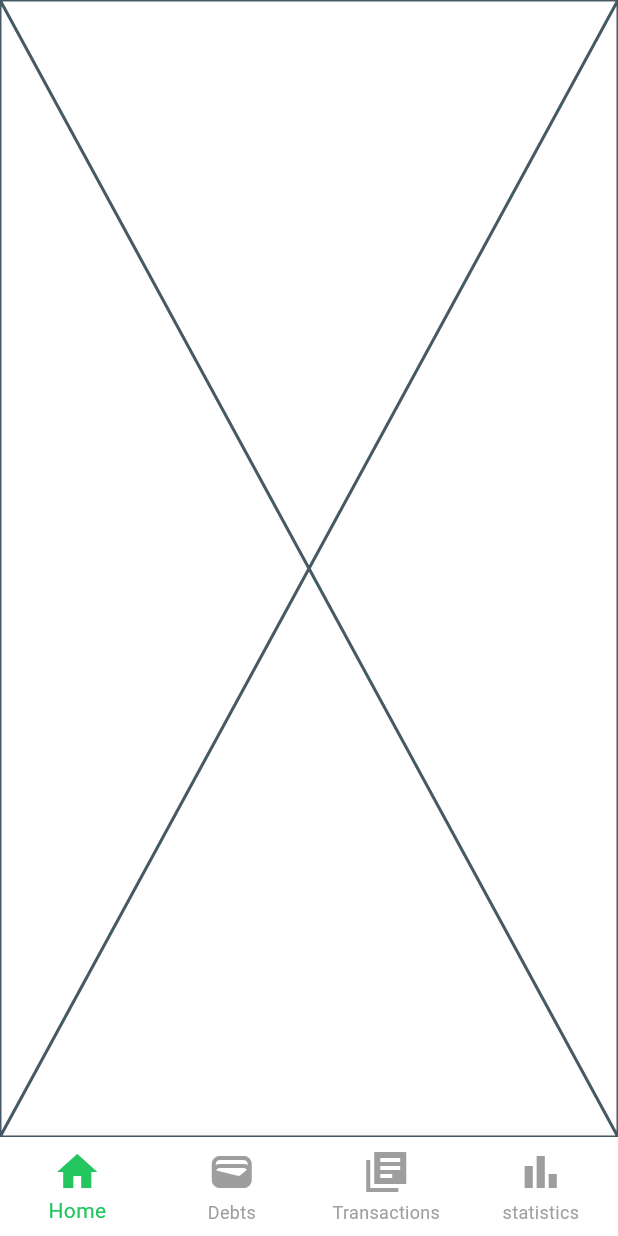
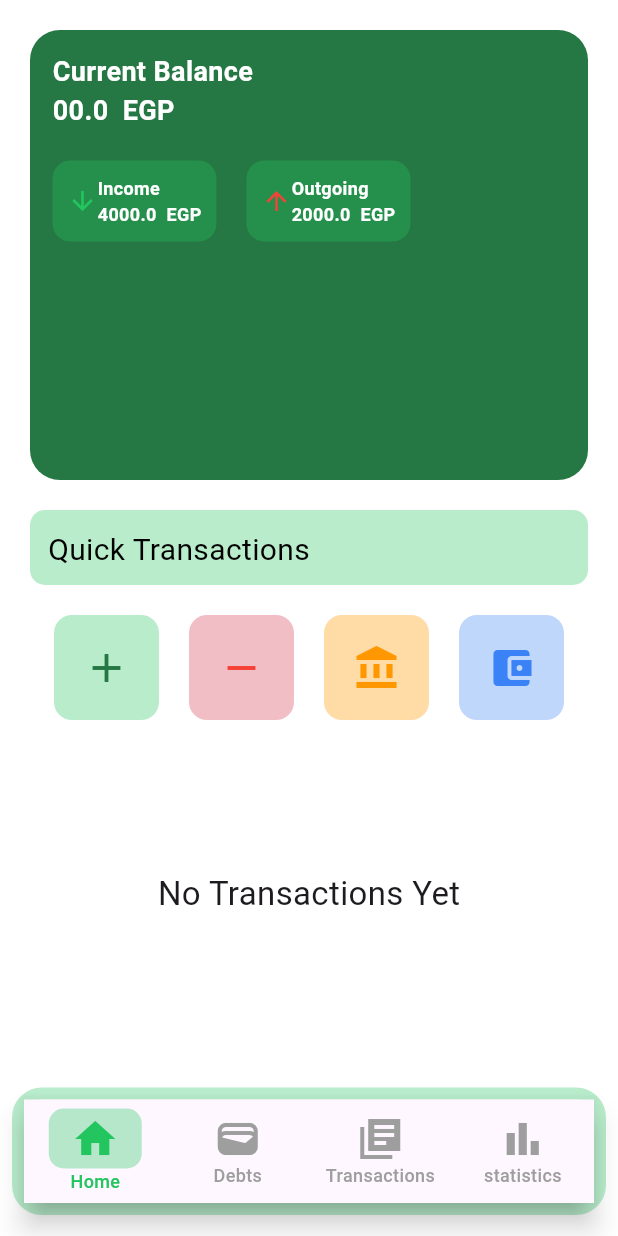
Before and after one commit to ahmedelzek/wallet, a Flutter app: the screen it shows after launch, on a phone screen of 412 x 824 dp. Run offline on Flutter 3.47's test engine with Material 3 defaults, Android fonts, the phone set to English and light mode, and no system bars; our stand-ins replace flutter_native_splash.

Commit message:
Finish home page design.

```diff
--- a/lib/core/resources/app_colors.dart
+++ b/lib/core/resources/app_colors.dart
@@ -3,5 +3,12 @@ import 'dart:ui';
 abstract class AppColors{
 
   static const Color  greenColor = Color (0xff22c55e) ;
+  static const Color  darkGreenColor = Color (0xff257743) ;
+  static const Color transparentGreenColor = Color (0x5222c55e);
   static const Color  blueColor  = Color (0xff3B82F6) ;
+  static const Color transparentBlueColor = Color (0x523B82F6) ;
+  static const Color redColor = Color (0xffF44336) ;
+  static const Color transparentRedColor = Color (0x47D11631);
+  static const Color orangeColor = Color (0xffFF9800) ;
+  static const Color transparentOrangeColor = Color (0x5aff9800) ;
 }
--- a/lib/features/home/home_page/home_page.dart
+++ b/lib/features/home/home_page/home_page.dart
@@ -1,10 +1,116 @@
 import 'package:flutter/material.dart';
+import 'package:wallet/core/resources/app_colors.dart';
+import 'package:wallet/features/home/home_page/home_page_widgets.dart';
 
 class HomePage extends StatelessWidget {
   const HomePage({super.key});
 
   @override
   Widget build(BuildContext context) {
-    return const Placeholder();
+    return Padding(
+      padding: const EdgeInsets.all(20.0),
+      child: Column(
+        spacing: 20,
+        children: [
+          Container(
+            padding: EdgeInsets.all(15),
+            decoration: BoxDecoration(
+              color: AppColors.darkGreenColor,
+              borderRadius: BorderRadius.circular(20),
+            ),
+            height: 300,
+            width: double.infinity,
+            child: Column(
+              crossAxisAlignment: CrossAxisAlignment.start,
+              children: [
+                Text(
+                  "Current Balance",
+                  style: TextStyle(
+                    color: Colors.white,
+                    fontSize: 18,
+                    fontWeight: FontWeight.bold,
+                  ),
+                ),
+                Text(
+                  "00.0  EGP",
+                  style: TextStyle(
+                    color: Colors.white,
+                    fontSize: 18,
+                    fontWeight: FontWeight.bold,
+                  ),
+                ),
+                SizedBox(height: 20),
+                Row(
+                  children: [
+                    balanceCard(
+                      "Income",
+                      "4000.0",
+                      Icons.arrow_downward,
+                      AppColors.greenColor,
+                    ),
+                    SizedBox(width: 20),
+                    balanceCard(
+                      "Outgoing",
+                      "2000.0",
+                      Icons.arrow_upward,
+                      AppColors.redColor,
+                    ),
+                  ],
+                ),
+              ],
+            ),
+          ),
+          Container(
+            height: 50,
+            width: double.infinity,
+            padding: EdgeInsets.all(12),
+            decoration: BoxDecoration(
+              color: AppColors.transparentGreenColor,
+              borderRadius: BorderRadius.circular(10),
+            ),
+            child: Text(
+              "Quick Transactions",
+              style: TextStyle(color: Colors.black, fontSize: 20),
+            ),
+          ),
+          Row(
+            mainAxisAlignment: MainAxisAlignment.center,
+            children: [
+              buttonContainer(
+                AppColors.transparentGreenColor,
+                AppColors.darkGreenColor,
+                Icons.add,
+              ),
+              SizedBox(width: 20),
+              buttonContainer(
+                AppColors.transparentRedColor,
+                AppColors.redColor,
+                Icons.remove,
+              ),
+              SizedBox(width: 20),
+              buttonContainer(
+                AppColors.transparentOrangeColor,
+                AppColors.orangeColor,
+                Icons.account_balance,
+              ),
+              SizedBox(width: 20),
+              buttonContainer(
+                AppColors.transparentBlueColor,
+                AppColors.blueColor,
+                Icons.account_balance_wallet,
+              ),
+            ],
+          ),
+          Expanded(
+            child: Center(
+              child: Text(
+                "No Transactions Yet",
+                style: TextStyle(fontSize: 22),
+              ),
+            ),
+          ),
+        ],
+      ),
+    );
   }
 }
--- /dev/null
+++ b/lib/features/home/home_page/home_page_widgets.dart
@@ -0,0 +1,61 @@
+import 'package:flutter/cupertino.dart';
+import 'package:flutter/material.dart';
+
+import '../../../core/resources/app_colors.dart';
+
+Widget buttonContainer(Color containerColor, Color iconColor, IconData icon) {
+  return Container(
+    height: 70,
+    width: 70,
+    padding: EdgeInsets.all(10),
+    decoration: BoxDecoration(
+      color: containerColor,
+      borderRadius: BorderRadius.circular(12),
+    ),
+    child: Icon(
+      icon,
+      color: iconColor,
+      size: 32,
+    ),
+  );
+}
+
+Widget balanceCard(String title, String amount, IconData icon, Color color) {
+  return Container(
+    padding: EdgeInsets.all(10),
+    decoration: BoxDecoration(
+      color: AppColors.transparentGreenColor,
+      borderRadius: BorderRadius.circular(12),
+    ),
+    child: Row(
+      children: [
+        Icon(
+          icon,
+          color: color,
+          size: 20,
+        ),
+        Column(
+          crossAxisAlignment: CrossAxisAlignment.start,
+          children: [
+            Text(
+              title,
+              style: TextStyle(
+                color: Colors.white,
+                fontSize: 12,
+                fontWeight: FontWeight.bold,
+              ),
+            ),
+            Text(
+              "$amount  EGP",
+              style: TextStyle(
+                color: Colors.white,
+                fontSize: 12,
+                fontWeight: FontWeight.bold,
+              ),
+            ),
+          ],
+        ),
+      ],
+    ),
+  );
+}
--- a/lib/features/home/home_screen.dart
+++ b/lib/features/home/home_screen.dart
@@ -21,10 +21,25 @@ class _HomeScreenState extends State<HomeScreen> {
 
   @override
   Widget build(BuildContext context) {
-    return Scaffold(
+    return SafeArea(
+      child: Scaffold(
         backgroundColor: Colors.white,
         body: taps[selectedIndex],
-      bottomNavigationBar: BottomNavigationBar(
+        bottomNavigationBar: Container(
+          margin: EdgeInsets.symmetric(vertical: 14, horizontal: 8),
+          decoration: BoxDecoration(
+            borderRadius: BorderRadius.all(Radius.circular(20)),
+            border: Border.all(width: 8, color: AppColors.transparentGreenColor)
+          ),
+          child: BottomNavigationBar(
+              selectedLabelStyle: const TextStyle(
+                fontSize: 12, // Fixed font size
+                fontWeight: FontWeight.w500,
+              ),
+              unselectedLabelStyle: const TextStyle(
+                fontSize: 12, // Same as selected
+                fontWeight: FontWeight.w500,
+              ),
               iconSize: 32,
               selectedItemColor: AppColors.greenColor,
               unselectedItemColor: Colors.grey,
@@ -33,13 +48,14 @@ class _HomeScreenState extends State<HomeScreen> {
               },
               type: BottomNavigationBarType.fixed,
               currentIndex: selectedIndex,
-          backgroundColor: Colors.white,
               items: generateBottomNavItems({
                 Icons.home: "Home",
                 Icons.wallet: "Debts",
                 Icons.library_books_sharp: "Transactions",
                 Icons.bar_chart: "statistics",
               })),
+        ),
+      ),
     );
   }
 }
--- a/lib/features/home/home_widgets.dart
+++ b/lib/features/home/home_widgets.dart
@@ -10,7 +10,12 @@ List<BottomNavigationBarItem> generateBottomNavItems(
   return iconMap.entries
       .map((entry) => BottomNavigationBarItem(
     icon: Icon(entry.key, color: Colors.grey),
-    activeIcon: Icon(entry.key, color: AppColors.greenColor),
+    activeIcon: Container(
+      padding: EdgeInsets.symmetric(horizontal: 15, vertical: 4),
+        decoration: BoxDecoration(
+            color: AppColors.transparentGreenColor,
+            borderRadius: BorderRadius.circular(10)),
+        child: Icon(entry.key, color: AppColors.greenColor)),
     backgroundColor: Colors.white,
     label: entry.value,
   )
```
Lines whose indentation alone changed are shown as unchanged.
